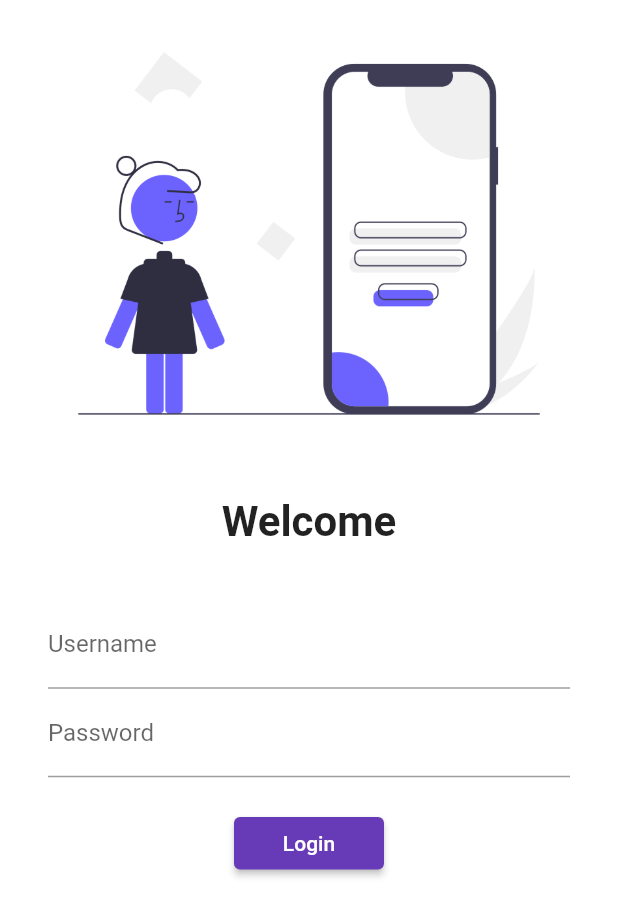
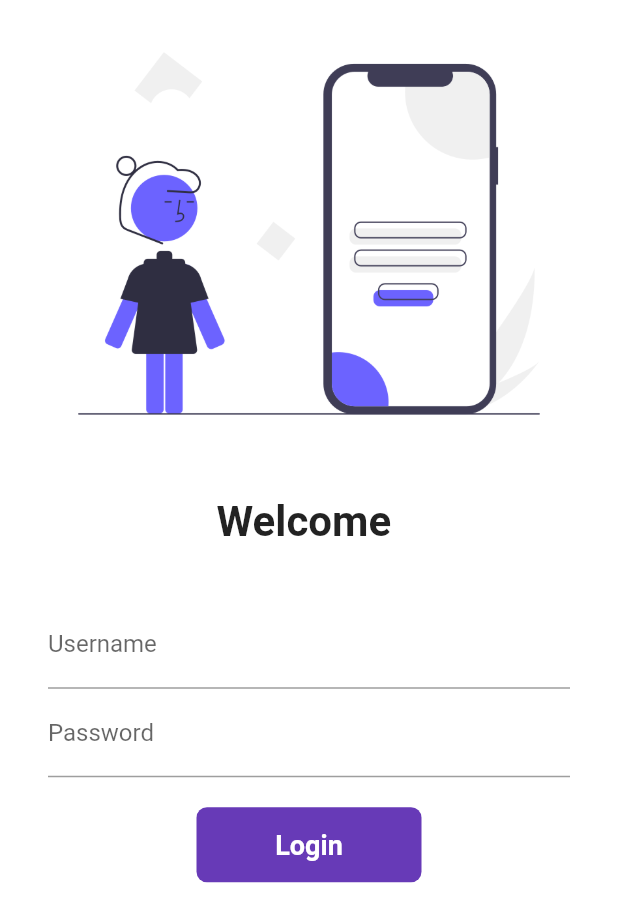
Before and after one commit to nirav-bugs/Catalog-Flutter, a Flutter app: the screen it shows after launch, on a phone screen of 412 x 824 dp. Shown: the top 922 px of the screen. Run offline on Flutter 3.47's test engine with Material 2 defaults, Android fonts, the phone set to English and light mode, and no system bars.

Commit message:
Own Build button

```diff
--- a/lib/pages/login.dart
+++ b/lib/pages/login.dart
@@ -1,7 +1,14 @@
 import "package:flutter/material.dart";
 import "package:myfirstproject/utlis/routes.dart";
 
-class LoginPage extends StatelessWidget {
+class LoginPage extends StatefulWidget {
+  @override
+  State<LoginPage> createState() => _LoginPageState();
+}
+
+class _LoginPageState extends State<LoginPage> {
+  String name = "";
+  bool changebtn = false;
   @override
   Widget build(BuildContext context) {
     return Material(
@@ -19,9 +26,9 @@ class LoginPage extends StatelessWidget {
             // things to preview in above height : written at bottom chid
             // child:Text("data") ,
           ),
-          const Text(
-            "Welcome",
-            style: TextStyle(
+          Text(
+            "Welcome $name",
+            style: const TextStyle(
               fontSize: 28,
               fontWeight: FontWeight.bold,
             ),
@@ -42,6 +49,11 @@ class LoginPage extends StatelessWidget {
                     hintText: "Enter Username",
                     labelText: "Username",
                   ),
+                  onChanged: (value) {
+                    name = value;
+                    // below change page means refresh
+                    setState(() {});
+                  },
                 ),
                 TextFormField(
                   // below for encoded password:***
@@ -54,13 +66,47 @@ class LoginPage extends StatelessWidget {
                 const SizedBox(
                   height: 20,
                 ),
-                ElevatedButton(
-                  onPressed: () {
+                InkWell(
+                  onTap: () async {
+                    setState(() {
+                      changebtn = true;
+                    });
+
+                    await Future.delayed(const Duration(seconds: 1));
                     Navigator.pushNamed(context, MyRoutes.homeRoute);
                   },
-                  style: TextButton.styleFrom(minimumSize: Size(100, 35)),
-                  child: Text("Login"),
-                ),
+                  child: AnimatedContainer(
+                    duration: const Duration(seconds: 1),
+                    width: changebtn ? 50 : 150,
+                    height: 50,
+                    alignment: Alignment.center,
+                    decoration: BoxDecoration(
+                      // shape: changebtn ? BoxShape.circle : BoxShape.rectangle,
+                      color: Colors.deepPurple,
+                      borderRadius: BorderRadius.circular(changebtn ? 20 : 7),
+                    ),
+                    child: changebtn
+                        ? const Icon(
+                            Icons.done,
+                            color: Colors.white,
+                          )
+                        : const Text(
+                            "Login",
+                            style: TextStyle(
+                              color: Colors.white,
+                              fontWeight: FontWeight.bold,
+                              fontSize: 18,
+                            ),
+                          ),
+                  ),
+                )
+                // ElevatedButton(
+                //   onPressed: () {
+                //     Navigator.pushNamed(context, MyRoutes.homeRoute);
+                //   },
+                //   style: TextButton.styleFrom(minimumSize: const Size(100, 35)),
+                //   child: const Text("Login"),
+                // ),
               ],
             ),
           )
```
